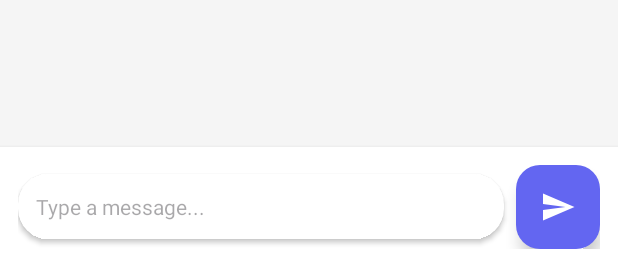
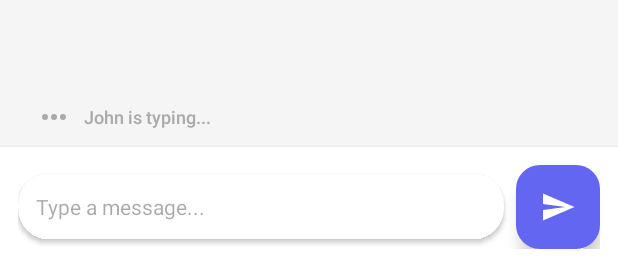
Before and after one commit to RITESHKUMAR7488/Ask, an Android app: the layout activity_chat_room.xml on its own in the app's theme, with its tools: preview values and no code run, on a phone screen of 412 x 824 dp. Shown: the part 969-1233 px from the top of the screen. Run offline under Robolectric (Android 15) with nearby library versions, the phone set to English and light mode, and no system bars.

Commit message:
Chat Basic Feature Done

```diff
--- a/app/build.gradle.kts
+++ b/app/build.gradle.kts
@@ -70,4 +70,5 @@ dependencies {
     implementation(libs.androidx.fragment.ktx)
     implementation(libs.circleimageview)
 
+
 }
--- /dev/null
+++ b/app/src/main/res/drawable/typing_dots_animation.xml
@@ -0,0 +1,20 @@
+<?xml version="1.0" encoding="utf-8"?>
+<vector xmlns:android="http://schemas.android.com/apk/res/android"
+    android:width="24dp"
+    android:height="24dp"
+    android:viewportWidth="24"
+    android:viewportHeight="24">
+
+    <path
+        android:pathData="M6,12m-2,0a2,2 0,1 1,4 0a2,2 0,1 1,-4 0"
+        android:fillColor="@android:color/darker_gray" />
+
+    <path
+        android:pathData="M12,12m-2,0a2,2 0,1 1,4 0a2,2 0,1 1,-4 0"
+        android:fillColor="@android:color/darker_gray" />
+
+    <path
+        android:pathData="M18,12m-2,0a2,2 0,1 1,4 0a2,2 0,1 1,-4 0"
+        android:fillColor="@android:color/darker_gray" />
+
+</vector>
--- a/app/src/main/res/layout/activity_chat_room.xml
+++ b/app/src/main/res/layout/activity_chat_room.xml
@@ -27,7 +27,7 @@
             android:background="@color/chat_background"
             android:padding="8dp"
             app:layoutManager="androidx.recyclerview.widget.LinearLayoutManager"
-            app:layout_constraintBottom_toTopOf="@+id/layoutMessageInput"
+            app:layout_constraintBottom_toTopOf="@+id/typingIndicatorLayout"
             app:layout_constraintEnd_toEndOf="parent"
             app:layout_constraintStart_toStartOf="parent"
             app:layout_constraintTop_toBottomOf="@+id/toolbar"
@@ -39,10 +39,45 @@
             android:layout_width="wrap_content"
             android:layout_height="wrap_content"
             android:visibility="gone"
+            app:layout_constraintBottom_toTopOf="@+id/typingIndicatorLayout"
+            app:layout_constraintEnd_toEndOf="parent"
+            app:layout_constraintStart_toStartOf="parent"
+            app:layout_constraintTop_toBottomOf="@+id/toolbar" />
+
+        <!-- Typing Indicator Layout -->
+        <LinearLayout
+            android:id="@+id/typingIndicatorLayout"
+            android:layout_width="match_parent"
+            android:layout_height="wrap_content"
+            android:background="@color/chat_background"
+            android:padding="8dp"
+            android:visibility="gone"
             app:layout_constraintBottom_toTopOf="@+id/layoutMessageInput"
             app:layout_constraintEnd_toEndOf="parent"
             app:layout_constraintStart_toStartOf="parent"
-            app:layout_constraintTop_toBottomOf="@+id/toolbar" />
+            tools:visibility="visible">
+
+            <ImageView
+                android:id="@+id/ivTypingDots"
+                android:layout_width="24dp"
+                android:layout_height="24dp"
+                android:layout_marginStart="16dp"
+                android:layout_marginEnd="8dp"
+                android:layout_gravity="center_vertical"
+                android:src="@drawable/typing_dots_animation"
+                android:contentDescription="Typing animation" />
+
+            <TextView
+                android:id="@+id/tvTypingIndicator"
+                android:layout_width="wrap_content"
+                android:layout_height="wrap_content"
+                android:layout_gravity="center_vertical"
+                android:textColor="@android:color/darker_gray"
+                android:textSize="12sp"
+                android:fontFamily="sans-serif-medium"
+                tools:text="John is typing..." />
+
+        </LinearLayout>
 
         <!-- Message Input Layout -->
         <LinearLayout
@@ -76,7 +111,9 @@
                     android:minHeight="40dp"
                     android:padding="12dp"
                     android:textColor="@android:color/black"
-                    android:textSize="14sp" />
+                    android:textSize="14sp"
+                    android:imeOptions="actionSend"
+                    android:inputType="textMultiLine|textCapSentences" />
 
             </androidx.cardview.widget.CardView>
 
--- a/app/src/main/res/values/colors.xml
+++ b/app/src/main/res/values/colors.xml
@@ -51,5 +51,8 @@
     <!-- Navigation specific colors (if you want different styling) -->
     <color name="nav_header_text">#FFFFFF</color>
     <color name="nav_item_selected">#E3F2FD</color>
+    <color name="typing_indicator_background">#E8E8E8</color>
+    <color name="message_sent_background">@color/primary_color</color>
+    <color name="message_received_background">#FFFFFF</color>
 
 </resources>
```
Also changed, not shown: app/src/main/java/com/example/ask/chatModule/models/ChatModel.kt (+14 -2 lines), app/src/main/java/com/example/ask/chatModule/repositories/ChatRepository.kt (+17 -0 lines), app/src/main/java/com/example/ask/chatModule/repositories/ChatRepositoryImpl.kt (+93 -1 lines), app/src/main/java/com/example/ask/chatModule/uis/activities/ChatRoomActivity.kt (+77 -5 lines), app/src/main/java/com/example/ask/chatModule/viewModels/ChatViewModel.kt (+96 -0 lines).
